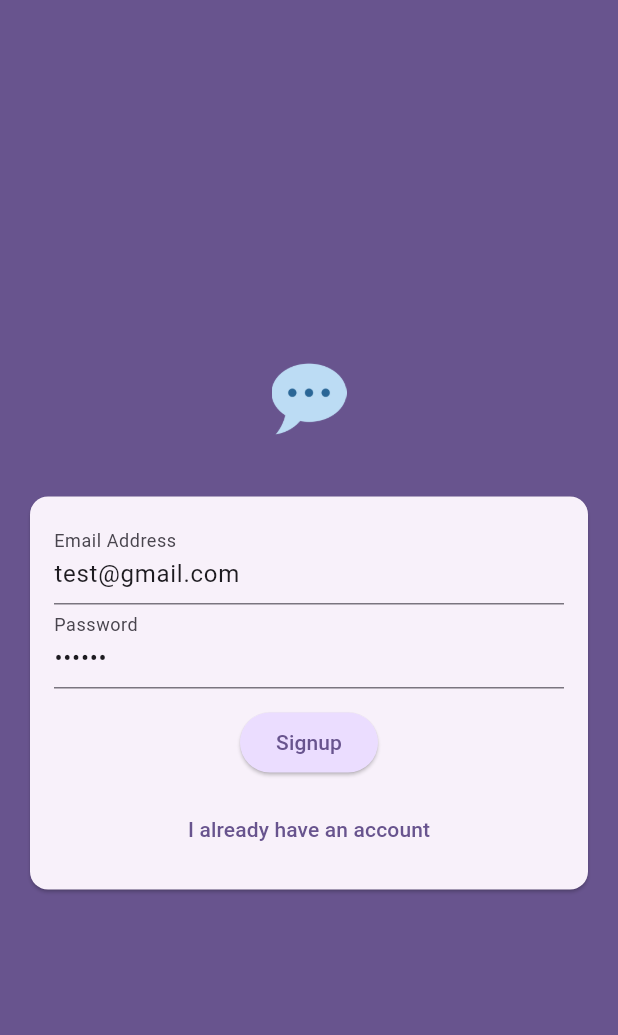
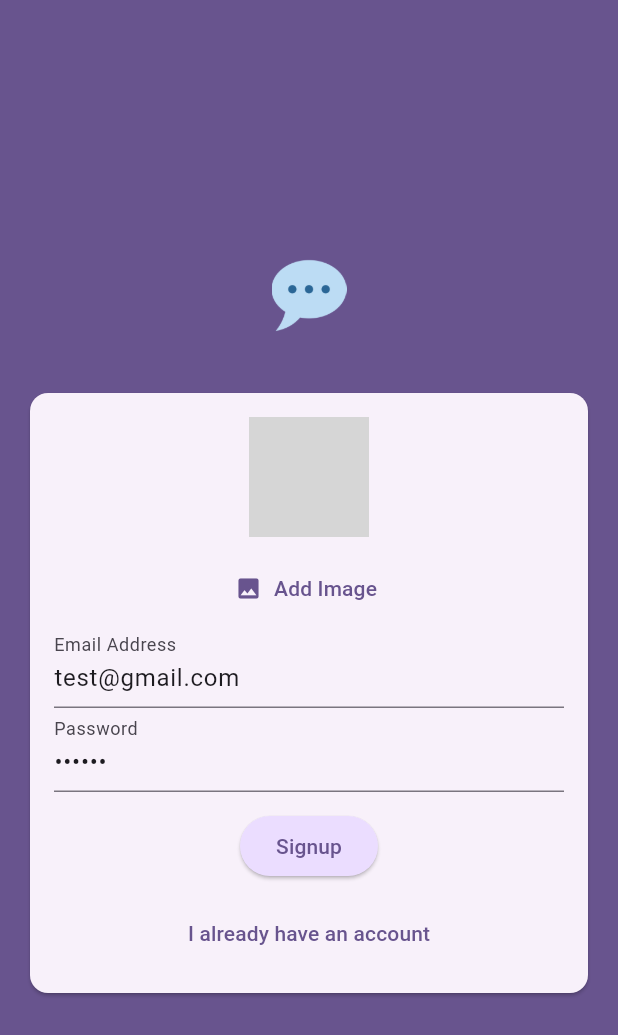
Before and after one commit to TimDeveloper97/flutter-application-tutorial, a Flutter app: the screen it shows after launch, after a tap on "Create an account", on a phone screen of 412 x 824 dp. Shown: the top 1035 px of the screen. Run offline on Flutter 3.47's test engine with Material 2 defaults, Android fonts, the phone set to English and light mode, and no system bars; our stand-ins replace firebase_auth, firebase_core, firebase_storage, flutter_riverpod, google_fonts, google_maps_flutter and 5 more; accounts and stored records are empty; network calls fail; grey boxes are pictures that could not be loaded.

Commit message:
upload image and firestore

```diff
--- a/chat_app/lib/main.dart
+++ b/chat_app/lib/main.dart
@@ -1,5 +1,6 @@
 import 'package:chat_app/screens/auth.dart';
 import 'package:chat_app/screens/chat.dart';
+import 'package:chat_app/screens/splash.dart';
 import 'package:firebase_auth/firebase_auth.dart';
 import 'package:firebase_core/firebase_core.dart';
 import 'package:flutter/material.dart';
@@ -30,6 +31,10 @@ class MyApp extends StatelessWidget {
       home: StreamBuilder(
         stream: FirebaseAuth.instance.authStateChanges(),
         builder: (context, snapshot) {
+          if (snapshot.connectionState == ConnectionState.waiting) {
+            return const SplashScreen();
+          }
+
           if (snapshot.hasData) {
             return const ChatScreen();
           }
--- a/chat_app/lib/screens/auth.dart
+++ b/chat_app/lib/screens/auth.dart
@@ -1,4 +1,8 @@
+import 'dart:io';
+
+import 'package:chat_app/widgets/user_image_picker.dart';
 import 'package:firebase_auth/firebase_auth.dart';
+import 'package:firebase_storage/firebase_storage.dart';
 import 'package:flutter/material.dart';
 
 final _firebase = FirebaseAuth.instance;
@@ -17,30 +21,50 @@ class _AuthScreenState extends State<AuthScreen> {
   var _enteredEmail = 'test@gmail.com';
   var _enteredPassword = '123456';
   final _form = GlobalKey<FormState>();
+  var _isAuthenticating = false;
+  File? _selectedImage = File('https://picsum.photos/250?image=9');
 
   void _submit() async {
     final isValid = _form.currentState!.validate();
+    print(_selectedImage);
+    if (!isValid) {
+      return;
+    }
 
-    if (!isValid) {
+    if (!_isLogin && _selectedImage == null) {
       return;
     }
 
     _form.currentState!.save();
     try {
+      setState(() {
+        _isAuthenticating = true;
+      });
+
       if (_isLogin) {
         // log users in
         final userCredentials = await _firebase.signInWithEmailAndPassword(
             email: _enteredEmail, password: _enteredPassword);
-        print(userCredentials);
       } else {
         final userCredentials = await _firebase.createUserWithEmailAndPassword(
             email: _enteredEmail, password: _enteredPassword);
-        print(userCredentials);
+
+        final storageRef = FirebaseStorage.instance
+            .ref()
+            .child('user_images')
+            .child('${userCredentials.user!.uid}.jpg');
+
+        await storageRef.putFile(_selectedImage!);
+        final imageUrl = await storageRef.getDownloadURL();
       }
     } on FirebaseAuthException catch (e) {
       if (e.code == 'email-already-in-use') {}
       ScaffoldMessenger.of(context).showSnackBar(
           SnackBar(content: Text(e.message ?? 'Authentication failed.')));
+    } finally {
+      setState(() {
+        _isAuthenticating = false;
+      });
     }
   }
 
@@ -69,6 +93,12 @@ class _AuthScreenState extends State<AuthScreen> {
                       child: Column(
                         mainAxisSize: MainAxisSize.min,
                         children: [
+                          if (!_isLogin)
+                            UserImagePicker(
+                              onPickedImage: (pickedImage) {
+                                _selectedImage = pickedImage;
+                              },
+                            ),
                           TextFormField(
                             initialValue: _enteredEmail,
                             decoration: const InputDecoration(
@@ -106,6 +136,12 @@ class _AuthScreenState extends State<AuthScreen> {
                           const SizedBox(
                             height: 12,
                           ),
+                          if (_isAuthenticating)
+                            const Padding(
+                                padding: EdgeInsets.all(10),
+                                child:
+                                    CircularProgressIndicator(strokeWidth: 1)),
+                          if (!_isAuthenticating)
                             ElevatedButton(
                               onPressed: _submit,
                               style: ElevatedButton.styleFrom(
@@ -117,6 +153,7 @@ class _AuthScreenState extends State<AuthScreen> {
                           const SizedBox(
                             height: 10,
                           ),
+                          if (!_isAuthenticating)
                             TextButton(
                               onPressed: () {
                                 setState(() {
--- /dev/null
+++ b/chat_app/lib/screens/splash.dart
@@ -0,0 +1,18 @@
+import 'package:flutter/material.dart';
+import 'package:flutter/widgets.dart';
+
+class SplashScreen extends StatelessWidget {
+  const SplashScreen({super.key});
+
+  @override
+  Widget build(BuildContext context) {
+    return Scaffold(
+      appBar: AppBar(
+        title: const Text('FlutterChat'),
+      ),
+      body: const Center(
+        child: Text('Loading...'),
+      ),
+    );
+  }
+}
--- /dev/null
+++ b/chat_app/lib/widgets/user_image_picker.dart
@@ -0,0 +1,65 @@
+import 'dart:io';
+
+import 'package:flutter/material.dart';
+import 'package:image_picker/image_picker.dart';
+
+class UserImagePicker extends StatefulWidget {
+  const UserImagePicker({super.key, required this.onPickedImage});
+
+  final void Function(File pickedImage) onPickedImage;
+  @override
+  State<StatefulWidget> createState() {
+    return _UserImagePickerState();
+  }
+}
+
+class _UserImagePickerState extends State<UserImagePicker> {
+  File? _pickedImageFile;
+
+  void _pickImage() async {
+    final pickedImage = await ImagePicker().pickImage(
+      source: ImageSource.camera,
+      imageQuality: 50,
+      maxWidth: 150,
+    );
+
+    if (pickedImage == null) return;
+
+    setState(() {
+      _pickedImageFile = File(pickedImage.path);
+    });
+
+    widget.onPickedImage(
+        _pickedImageFile ?? File('https://picsum.photos/250?image=9'));
+  }
+
+  @override
+  Widget build(BuildContext context) {
+    return Column(
+      children: [
+        CircleAvatar(
+          radius: 40,
+          backgroundColor: Colors.grey,
+          // backgroundImage: _pickedImageFile != null
+          //     ? FileImage(_pickedImageFile!)
+          //     : null,
+          backgroundImage: _pickedImageFile != null
+              ? null
+              : const NetworkImage('https://picsum.photos/250?image=9'),
+        ),
+        const SizedBox(
+          height: 10,
+        ),
+        TextButton.icon(
+            onPressed: _pickImage,
+            icon: const Icon(Icons.image),
+            label: Text(
+              'Add Image',
+              style: TextStyle(
+                color: Theme.of(context).colorScheme.primary,
+              ),
+            ))
+      ],
+    );
+  }
+}
--- a/chat_app/pubspec.yaml
+++ b/chat_app/pubspec.yaml
@@ -37,6 +37,9 @@ dependencies:
   cupertino_icons: ^1.0.2
   firebase_core: ^2.14.0
   firebase_auth: ^4.6.3
+  firebase_storage: ^11.2.4
+  image_picker: ^1.0.0
+  cloud_firestore: ^4.8.2
 
 dev_dependencies:
   flutter_test:
```
Also changed, not shown: chat_app/lib/screens/chat.dart (+12 -1 lines), chat_app/pubspec.lock, 5 other files. Lines whose indentation alone changed are shown as unchanged.
